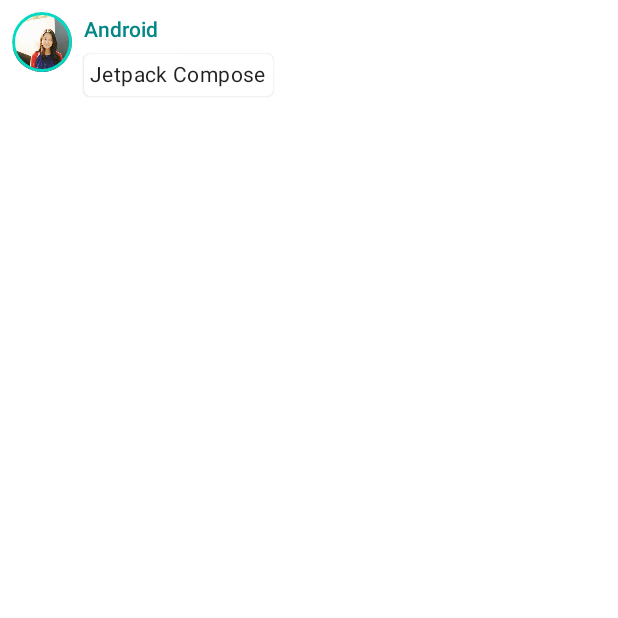
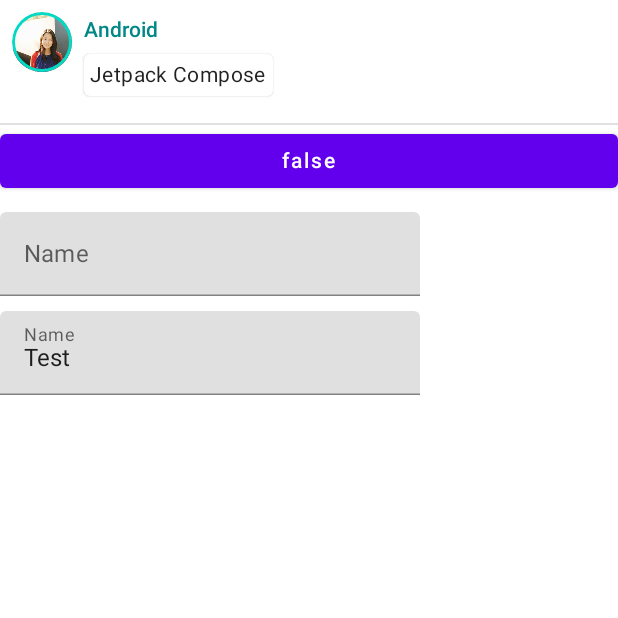
Before and after one commit to Acorde/JetpackComposeDemo, an Android app built with Jetpack Compose: the screen it shows after launch (OneMessageActivity), after a tap on "ONE_MESSAGE_ACTIVITY", on a phone screen of 412 x 824 dp, the top half of it. Run offline under Robolectric (Android 15) with nearby library versions, the light colour scheme and no system bars.

Commit message:
#Add Row and column examples

```diff
--- a/app/src/main/java/com/igor/jetpackcompose/MainActivity.kt
+++ b/app/src/main/java/com/igor/jetpackcompose/MainActivity.kt
@@ -62,26 +62,24 @@ class MainActivity : ComponentActivity() {
     }
 
     private fun navigateToActivity(activityEnum: ActivitiesEnum) {
-        when (activityEnum) {
-            ActivitiesEnum.MESSAGE_LIST_ACTIVITY -> startActivity(
-                Intent(
-                    this,
-                    MessagesListActivity::class.java
-                )
+        val intent = when (activityEnum) {
+            ActivitiesEnum.MESSAGE_LIST_ACTIVITY -> Intent(this, MessagesListActivity::class.java)
+            ActivitiesEnum.ONE_MESSAGE_ACTIVITY -> Intent(this, OneMessageActivity::class.java)
+            ActivitiesEnum.COLUMN_EXAMPLE_ACTIVITY -> Intent(
+                this,
+                ColumnActivity::class.java
             )
-            ActivitiesEnum.ONE_MESSAGE_ACTIVITY -> startActivity(
-                Intent(
-                    this,
-                    OneMessageActivity::class.java
-                )
-            )
+            ActivitiesEnum.ROW_EXAMPLE_ACTIVITY -> Intent(this, RowActivity::class.java)
         }
+
+        startActivity(intent)
+
     }
 
     enum class ActivitiesEnum {
         ONE_MESSAGE_ACTIVITY,
-        MESSAGE_LIST_ACTIVITY
-
-
+        MESSAGE_LIST_ACTIVITY,
+        COLUMN_EXAMPLE_ACTIVITY,
+        ROW_EXAMPLE_ACTIVITY
     }
 }
--- a/app/src/main/java/com/igor/jetpackcompose/OneMessageActivity.kt
+++ b/app/src/main/java/com/igor/jetpackcompose/OneMessageActivity.kt
@@ -1,26 +1,30 @@
 package com.igor.jetpackcompose
 
-import android.content.res.Configuration
+import android.annotation.SuppressLint
 import android.os.Bundle
+import android.util.Log
 import androidx.activity.ComponentActivity
 import androidx.activity.compose.setContent
 import androidx.compose.foundation.Image
+import androidx.compose.foundation.background
 import androidx.compose.foundation.border
 import androidx.compose.foundation.layout.*
-import androidx.compose.foundation.lazy.LazyColumn
-import androidx.compose.foundation.lazy.items
 import androidx.compose.foundation.shape.CircleShape
-import androidx.compose.material.MaterialTheme
-import androidx.compose.material.Surface
-import androidx.compose.material.Text
-import androidx.compose.runtime.Composable
+import androidx.compose.material.*
+import androidx.compose.material.icons.Icons
+import androidx.compose.material.icons.filled.Close
+import androidx.compose.material.icons.filled.ExitToApp
+import androidx.compose.runtime.*
+import androidx.compose.ui.Alignment
 import androidx.compose.ui.Modifier
 import androidx.compose.ui.draw.clip
+import androidx.compose.ui.graphics.Color
 import androidx.compose.ui.res.painterResource
+import androidx.compose.ui.text.style.TextAlign
 import androidx.compose.ui.tooling.preview.Preview
 import androidx.compose.ui.unit.dp
+import androidx.constraintlayout.widget.ConstraintLayout
 import com.igor.jetpackcompose.models.Message
-import com.igor.jetpackcompose.models.SampleData
 import com.igor.jetpackcompose.ui.ui.theme.JetpackComposeTheme
 
 class OneMessageActivity : ComponentActivity() {
@@ -28,7 +32,19 @@ class OneMessageActivity : ComponentActivity() {
         super.onCreate(savedInstanceState)
         setContent {
             JetpackComposeTheme {
-                MessageCard(Message("Android", "Jetpack Compose"))
+                Column {
+                    MessageCard(Message("Android", "Jetpack Compose"))
+                    Spacer(modifier = Modifier.height(10.dp))
+                    Divider()
+                    MyComposableButton()
+                    Spacer(modifier = Modifier.height(10.dp))
+                    TextFieldWithStateExample()
+                    Spacer(modifier = Modifier.height(10.dp))
+                    TextFieldNoStateExample("Test") { onTextChanged ->
+                        Log.d("IgorTest", "text changed to: $onTextChanged")
+                    }
+                }
+
             }
         }
     }
@@ -78,11 +94,50 @@ class OneMessageActivity : ComponentActivity() {
 
     }
 
-    @Preview
+    @SuppressLint("UnrememberedMutableState")
+    @Composable
+    fun MyComposableButton() {
+        var muValue by remember { mutableStateOf(false) }
+        //  var muValue = false // not working
+        Log.d("Recomposition", "MyComposition")
+
+        Button(
+            onClick = { muValue = !muValue },
+            modifier = Modifier.fillMaxWidth()
+        ) {
+            Text(text = "$muValue")
+            Log.d("Recomposition", "Button Content Lambda")
+        }
+    }
+
+    //Composable with state
+    @Composable
+    fun TextFieldWithStateExample() {
+        var name by remember { mutableStateOf("") }
+
+        TextField(value = name, onValueChange = { name = it }, label = { Text("Name") })
+    }
+
+    @Composable
+    fun TextFieldNoStateExample(name: String, onNameChange: (String) -> Unit) {
+        TextField(value = name, onValueChange = onNameChange, label = { Text("Name") })
+    }
+
+
+
+    @Preview(showBackground = true)
     @Composable
     fun PreviewConversation() {
         JetpackComposeTheme {
-            MessageCard(Message("Android", "Jetpack Compose"))
+            Column(modifier = Modifier.fillMaxSize()) {
+                MessageCard(Message("Android", "Jetpack Compose"))
+                Spacer(modifier = Modifier.height(4.dp))
+                MyComposableButton()
+                TextFieldNoStateExample("Test"){onTextChanged ->
+
+                }
+            }
+
         }
     }
 }
--- a/app/src/main/res/values/strings.xml
+++ b/app/src/main/res/values/strings.xml
@@ -2,4 +2,6 @@
     <string name="app_name">JetpackCompose</string>
     <string name="title_activity_one_message">OneMessageActivity</string>
     <string name="title_activity_messages_list">MessagesListActivity</string>
+    <string name="title_activity_column">ColumnActivity</string>
+    <string name="title_activity_row">RowActivity</string>
 </resources>
```
Also changed, not shown: app/src/main/AndroidManifest.xml (+10 -0 lines), app/src/main/java/com/igor/jetpackcompose/ColumnActivity.kt (added, +56 -0 lines), app/src/main/java/com/igor/jetpackcompose/RowActivity.kt (added, +67 -0 lines), 238 other files.
